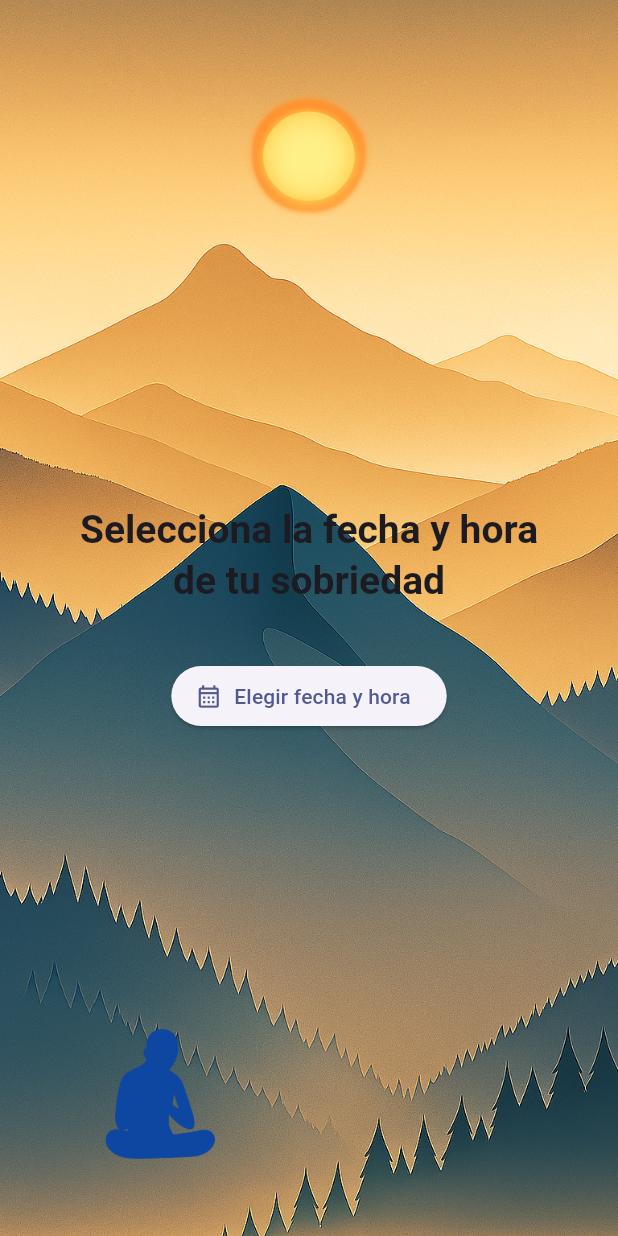
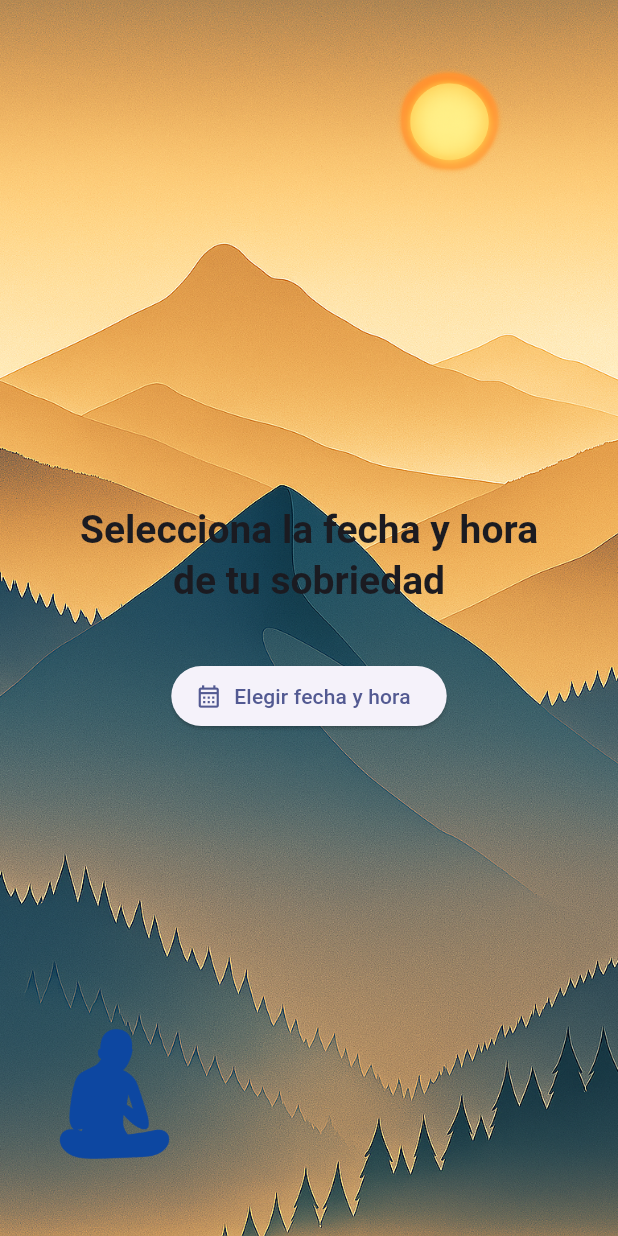
Before and after one commit to javiercamaraezquerra/Undiamas, a Flutter app: the screen it shows after launch, on a phone screen of 412 x 824 dp. Run offline on Flutter 3.47's test engine with Material 3 defaults, Android fonts, the phone set to English and light mode, and no system bars; our stand-ins replace fl_chart, flutter_local_notifications, flutter_markdown, flutter_secure_storage, google_mobile_ads, google_sign_in and 5 more; missing offline and left inert: googleapis; accounts and stored records are empty.

Commit message:
Update mountain_background.dart

```diff
--- a/lib/widgets/mountain_background.dart
+++ b/lib/widgets/mountain_background.dart
@@ -1,9 +1,9 @@
 import 'package:flutter/material.dart';
 
 /// Fondo ilustrado con montañas, sol y figura.
-/// La figura ahora NO se mueve entre pestañas; sólo cambia la imagen.
+/// La figura no se anima entre pestañas; solo cambia la imagen mostrada.
 class MountainBackground extends StatelessWidget {
-  final int pageIndex;                       // índice actual 0‑4
+  final int pageIndex;        // pestaña actual 0‑4
   final Duration duration;
 
   const MountainBackground({
@@ -12,20 +12,20 @@ class MountainBackground extends StatelessWidget {
     this.duration = const Duration(milliseconds: 800),
   });
 
-  /* ───────── posiciones ───────── */
+  /* ───────── posiciones del Sol ───────── */
   Alignment _sunPos(int i) {
     switch (i) {
-      case 0: return const Alignment( 0.00, -0.90);
-      case 1: return const Alignment(-0.55, -0.88);
-      case 2: return const Alignment( 0.55, -0.86);
-      case 3: return const Alignment(-0.25, -0.87);
-      case 4: return const Alignment( 0.25, -0.89);
-      default:return const Alignment(0, -0.88);
+      case 0: return const Alignment( 0.65, -0.94);
+      case 1: return const Alignment(-0.55, -0.92);
+      case 2: return const Alignment( 0.55, -0.90);
+      case 3: return const Alignment(-0.25, -0.92);
+      case 4: return const Alignment( 0.25, -0.93);
+      default:return const Alignment(0,    -0.93);
     }
   }
 
-  // Figura fija, un poco más cerca del borde izquierdo
-  static const Alignment _figureAlignment = Alignment(-0.65, 0.88);
+  /* ───────── posición fija de la figura ───────── */
+  static const Alignment _figureAlignment = Alignment(-0.85, 0.88);
 
   static const _figures = [
     'assets/images/figure_0.png',
@@ -38,7 +38,7 @@ class MountainBackground extends StatelessWidget {
   Widget build(BuildContext context) {
     return LayoutBuilder(builder: (_, cs) {
       final size       = cs.biggest;
-      final sunDia     = size.width * .35;
+      final sunDia     = size.width * .30; // ↓ más pequeño
       final figureSize = size.width * .26;
 
       return Stack(
@@ -52,7 +52,7 @@ class MountainBackground extends StatelessWidget {
             ),
           ),
 
-          // 2 · Sol (sigue animando)
+          // 2 · Sol
           AnimatedAlign(
             alignment: _sunPos(pageIndex),
             duration: duration,
@@ -67,7 +67,7 @@ class MountainBackground extends StatelessWidget {
             ),
           ),
 
-          // 3 · Figura: misma posición siempre, sólo cambia PNG
+          // 3 · Figura fija
           Align(
             alignment: _figureAlignment,
             child: Image.asset(
```
